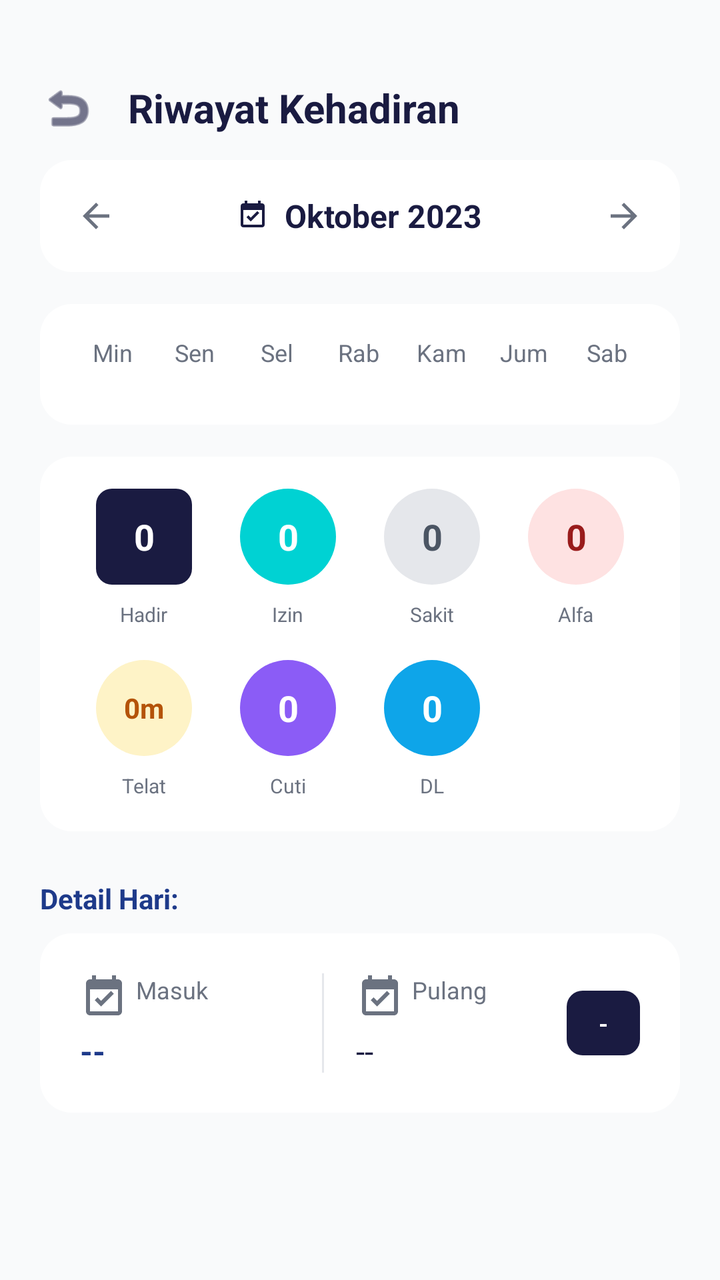
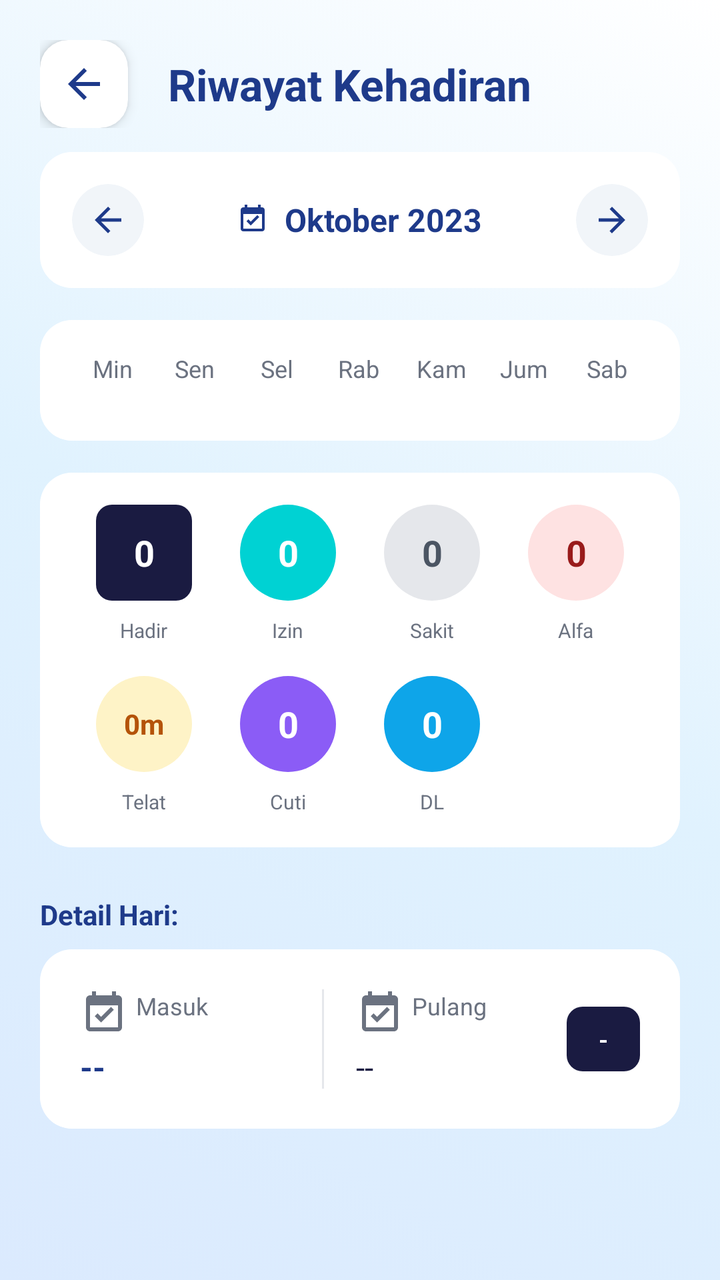

An Android layout rendered at two revisions. The XML below is the earlier revision; the diff shows what the commit changed to produce the second picture.
<!-- AndroidManifest.xml: application theme Theme.AppCompat.Light.NoActionBar -->
<!-- res/layout/activity_rekap.xml -->
<?xml version="1.0" encoding="utf-8"?>
<androidx.constraintlayout.widget.ConstraintLayout xmlns:android="http://schemas.android.com/apk/res/android"
    xmlns:app="http://schemas.android.com/apk/res-auto"
    android:layout_width="match_parent"
    android:layout_height="match_parent"
    android:background="#F9FAFB">

    <LinearLayout
        android:id="@+id/titleLayout"
        android:layout_width="match_parent"
        android:layout_height="wrap_content"
        android:orientation="horizontal"
        android:paddingHorizontal="20dp"
        android:paddingTop="40dp"
        android:paddingBottom="12dp"
        android:gravity="center_vertical"
        app:layout_constraintTop_toTopOf="parent"
        app:layout_constraintStart_toStartOf="parent"
        app:layout_constraintEnd_toEndOf="parent">

        <ImageView
            android:id="@+id/btnBackRekap"
            android:layout_width="28dp"
            android:layout_height="28dp"
            android:src="@android:drawable/ic_menu_revert"
            app:tint="#1A1B41"
            android:background="?attr/selectableItemBackgroundBorderless"/>

        <TextView
            android:layout_width="wrap_content"
            android:layout_height="wrap_content"
            android:text="Riwayat Kehadiran"
            android:textColor="#1A1B41"
            android:textSize="20sp"
            android:textStyle="bold"
            android:layout_marginStart="16dp" />
    </LinearLayout>

    <androidx.core.widget.NestedScrollView
        android:layout_width="match_parent"
        android:layout_height="0dp"
        android:clipToPadding="false"
        android:paddingBottom="24dp"
        app:layout_constraintTop_toBottomOf="@id/titleLayout"
        app:layout_constraintBottom_toBottomOf="parent">

        <LinearLayout
            android:layout_width="match_parent"
            android:layout_height="wrap_content"
            android:orientation="vertical"
            android:paddingHorizontal="20dp">

            
            <androidx.cardview.widget.CardView
                android:layout_width="match_parent"
                android:layout_height="wrap_content"
                android:layout_marginBottom="16dp"
                app:cardCornerRadius="16dp"
                app:cardElevation="0dp">

                <LinearLayout
                    android:layout_width="match_parent"
                    android:layout_height="wrap_content"
                    android:orientation="horizontal"
                    android:padding="16dp"
                    android:background="#FFFFFF"
                    android:gravity="center">

                    <ImageView
                        android:id="@+id/btnPrevMonth"
                        android:layout_width="24dp"
                        android:layout_height="24dp"
                        android:src="@drawable/ic_baseline_arrow_back_24"
                        android:background="?attr/selectableItemBackgroundBorderless"
                        android:padding="2dp"
                        app:tint="#6B7280" />

                    <LinearLayout
                        android:layout_width="0dp"
                        android:layout_weight="1"
                        android:layout_height="wrap_content"
                        android:gravity="center"
                        android:orientation="horizontal">
                        <ImageView
                            android:layout_width="16dp"
                            android:layout_height="16dp"
                            android:src="@drawable/ic_modern_presensi"
                            app:tint="#1A1B41"
                            android:layout_marginEnd="8dp"/>
                        <TextView
                            android:id="@+id/tvMonthYear"
                            android:layout_width="wrap_content"
                            android:layout_height="wrap_content"
                            android:text="Oktober 2023"
                            android:textColor="#1A1B41"
                            android:textStyle="bold"
                            android:textSize="16sp"/>
                    </LinearLayout>

                    <ImageView
                        android:id="@+id/btnNextMonth"
                        android:layout_width="24dp"
                        android:layout_height="24dp"
                        android:src="@drawable/ic_baseline_arrow_back_24"
                        android:rotation="180"
                        android:background="?attr/selectableItemBackgroundBorderless"
                        android:padding="2dp"
                        app:tint="#6B7280" />
                </LinearLayout>
            </androidx.cardview.widget.CardView>

            
            <androidx.cardview.widget.CardView
                android:layout_width="match_parent"
                android:layout_height="wrap_content"
                android:layout_marginBottom="16dp"
                app:cardCornerRadius="16dp"
                app:cardElevation="0dp">

                <LinearLayout
                    android:layout_width="match_parent"
                    android:layout_height="wrap_content"
                    android:orientation="vertical"
                    android:padding="16dp"
                    android:background="#FFFFFF">

                    
                    <LinearLayout
                        android:layout_width="match_parent"
                        android:layout_height="wrap_content"
                        android:orientation="horizontal"
                        android:weightSum="7"
                        android:layout_marginBottom="12dp">
                        <TextView android:layout_width="0dp" android:layout_weight="1" android:layout_height="wrap_content" android:text="Min" android:gravity="center" android:textSize="12sp" android:textColor="#6B7280"/>
                        <TextView android:layout_width="0dp" android:layout_weight="1" android:layout_height="wrap_content" android:text="Sen" android:gravity="center" android:textSize="12sp" android:textColor="#6B7280"/>
                        <TextView android:layout_width="0dp" android:layout_weight="1" android:layout_height="wrap_content" android:text="Sel" android:gravity="center" android:textSize="12sp" android:textColor="#6B7280"/>
                        <TextView android:layout_width="0dp" android:layout_weight="1" android:layout_height="wrap_content" android:text="Rab" android:gravity="center" android:textSize="12sp" android:textColor="#6B7280"/>
                        <TextView android:layout_width="0dp" android:layout_weight="1" android:layout_height="wrap_content" android:text="Kam" android:gravity="center" android:textSize="12sp" android:textColor="#6B7280"/>
                        <TextView android:layout_width="0dp" android:layout_weight="1" android:layout_height="wrap_content" android:text="Jum" android:gravity="center" android:textSize="12sp" android:textColor="#6B7280"/>
                        <TextView android:layout_width="0dp" android:layout_weight="1" android:layout_height="wrap_content" android:text="Sab" android:gravity="center" android:textSize="12sp" android:textColor="#6B7280"/>
                    </LinearLayout>

                    
                    <androidx.recyclerview.widget.RecyclerView
                        android:id="@+id/rvCalendar"
                        android:layout_width="match_parent"
                        android:layout_height="wrap_content"
                        android:nestedScrollingEnabled="false"
                        app:layoutManager="androidx.recyclerview.widget.GridLayoutManager"
                        app:spanCount="7" />
                </LinearLayout>
            </androidx.cardview.widget.CardView>

            
            <androidx.cardview.widget.CardView
                android:layout_width="match_parent"
                android:layout_height="wrap_content"
                android:layout_marginBottom="24dp"
                app:cardCornerRadius="16dp"
                app:cardElevation="0dp">

                <LinearLayout
                    android:layout_width="match_parent"
                    android:layout_height="wrap_content"
                    android:orientation="vertical"
                    android:padding="16dp"
                    android:background="#FFFFFF">

                    
                    <LinearLayout
                        android:layout_width="match_parent"
                        android:layout_height="wrap_content"
                        android:orientation="horizontal"
                        android:weightSum="4">

                        
                        <LinearLayout
                            android:layout_width="0dp"
                            android:layout_weight="1"
                            android:layout_height="wrap_content"
                            android:gravity="center"
                            android:orientation="vertical">
                            <TextView
                                android:id="@+id/tvTotalHadir"
                                android:layout_width="48dp"
                                android:layout_height="48dp"
                                android:text="0"
                                android:textColor="#FFFFFF"
                                android:textStyle="bold"
                                android:textSize="18sp"
                                android:gravity="center"
                                android:background="@drawable/bg_calendar_day_selected"/>
                            <TextView
                                android:layout_width="wrap_content"
                                android:layout_height="wrap_content"
                                android:text="Hadir"
                                android:textSize="10sp"
                                android:textColor="#6B7280"
                                android:layout_marginTop="8dp"/>
                        </LinearLayout>

                        
                        <LinearLayout
                            android:layout_width="0dp"
                            android:layout_weight="1"
                            android:layout_height="wrap_content"
                            android:gravity="center"
                            android:orientation="vertical">
                            <TextView
                                android:id="@+id/tvTotalIzin"
                                android:layout_width="48dp"
                                android:layout_height="48dp"
                                android:text="0"
                                android:textColor="#FFFFFF"
                                android:textStyle="bold"
                                android:textSize="18sp"
                                android:gravity="center"
                                android:background="@drawable/bg_icon_circle"
                                android:backgroundTint="#00D2D3"/>
                            <TextView
                                android:layout_width="wrap_content"
                                android:layout_height="wrap_content"
                                android:text="Izin"
                                android:textSize="10sp"
                                android:textColor="#6B7280"
                                android:layout_marginTop="8dp"/>
                        </LinearLayout>

                        
                        <LinearLayout
                            android:layout_width="0dp"
                            android:layout_weight="1"
                            android:layout_height="wrap_content"
                            android:gravity="center"
                            android:orientation="vertical">
                            <TextView
                                android:id="@+id/tvTotalSakit"
                                android:layout_width="48dp"
                                android:layout_height="48dp"
                                android:text="0"
                                android:textColor="#4B5563"
                                android:textStyle="bold"
                                android:textSize="18sp"
                                android:gravity="center"
                                android:background="@drawable/bg_icon_circle"
                                android:backgroundTint="#E5E7EB"/>
                            <TextView
                                android:layout_width="wrap_content"
                                android:layout_height="wrap_content"
                                android:text="Sakit"
                                android:textSize="10sp"
                                android:textColor="#6B7280"
                                android:layout_marginTop="8dp"/>
                        </LinearLayout>

                        
                        <LinearLayout
                            android:layout_width="0dp"
                            android:layout_weight="1"
                            android:layout_height="wrap_content"
                            android:gravity="center"
                            android:orientation="vertical">
                            <TextView
                                android:id="@+id/tvTotalAlpha"
                                android:layout_width="48dp"
                                android:layout_height="48dp"
                                android:text="0"
                                android:textColor="#991B1B"
                                android:textStyle="bold"
                                android:textSize="18sp"
                                android:gravity="center"
                                android:background="@drawable/bg_icon_circle"
                                android:backgroundTint="#FEE2E2"/>
                            <TextView
                                android:layout_width="wrap_content"
                                android:layout_height="wrap_content"
                                android:text="Alfa"
                                android:textSize="10sp"
                                android:textColor="#6B7280"
                                android:layout_marginTop="8dp"/>
                        </LinearLayout>
                    </LinearLayout>

                    
                    <LinearLayout
                        android:layout_width="match_parent"
                        android:layout_height="wrap_content"
                        android:orientation="horizontal"
                        android:layout_marginTop="16dp"
                        android:weightSum="4">

                        
                        <LinearLayout
                            android:layout_width="0dp"
                            android:layout_weight="1"
                            android:layout_height="wrap_content"
                            android:gravity="center"
                            android:orientation="vertical">
                            <TextView
                                android:id="@+id/tvTotalTerlambat"
                                android:layout_width="48dp"
                                android:layout_height="48dp"
                                android:text="0m"
                                android:textColor="#B45309"
                                android:textStyle="bold"
                                android:textSize="14sp"
                                android:gravity="center"
                                android:background="@drawable/bg_icon_circle"
                                android:backgroundTint="#FEF3C7"/>
                            <TextView
                                android:layout_width="wrap_content"
                                android:layout_height="wrap_content"
                                android:text="Telat"
                                android:textSize="10sp"
                                android:textColor="#6B7280"
                                android:layout_marginTop="8dp"/>
                        </LinearLayout>
                        
                        
                        <LinearLayout
                            android:layout_width="0dp"
                            android:layout_weight="1"
                            android:layout_height="wrap_content"
                            android:gravity="center"
                            android:orientation="vertical">
                            <TextView
                                android:id="@+id/tvTotalCuti"
                                android:layout_width="48dp"
                                android:layout_height="48dp"
                                android:text="0"
                                android:textColor="#FFFFFF"
                                android:textStyle="bold"
                                android:textSize="18sp"
                                android:gravity="center"
                                android:background="@drawable/bg_icon_circle"
                                android:backgroundTint="#8B5CF6"/>
                            <TextView
                                android:layout_width="wrap_content"
                                android:layout_height="wrap_content"
                                android:text="Cuti"
                                android:textSize="10sp"
                                android:textColor="#6B7280"
                                android:layout_marginTop="8dp"/>
                        </LinearLayout>

                        
                        <LinearLayout
                            android:layout_width="0dp"
                            android:layout_weight="1"
                            android:layout_height="wrap_content"
                            android:gravity="center"
                            android:orientation="vertical">
                            <TextView
                                android:id="@+id/tvTotalDinasLuar"
                                android:layout_width="48dp"
                                android:layout_height="48dp"
                                android:text="0"
                                android:textColor="#FFFFFF"
                                android:textStyle="bold"
                                android:textSize="18sp"
                                android:gravity="center"
                                android:background="@drawable/bg_icon_circle"
                                android:backgroundTint="#0EA5E9"/>
                            <TextView
                                android:layout_width="wrap_content"
                                android:layout_height="wrap_content"
                                android:text="DL"
                                android:textSize="10sp"
                                android:textColor="#6B7280"
                                android:layout_marginTop="8dp"/>
                        </LinearLayout>

                        
                        <View
                            android:layout_width="0dp"
                            android:layout_weight="1"
                            android:layout_height="1dp"/>
                    </LinearLayout>
                </LinearLayout>
            </androidx.cardview.widget.CardView>

            
            <TextView
                android:id="@+id/tvDetailTitle"
                android:layout_width="wrap_content"
                android:layout_height="wrap_content"
                android:text="Detail Hari:"
                android:textColor="#1E3A8A"
                android:textSize="14sp"
                android:textStyle="bold"
                android:layout_marginBottom="8dp"/>

            
            <androidx.cardview.widget.CardView
                android:layout_width="match_parent"
                android:layout_height="wrap_content"
                app:cardCornerRadius="16dp"
                app:cardElevation="0dp">

                <LinearLayout
                    android:layout_width="match_parent"
                    android:layout_height="wrap_content"
                    android:orientation="horizontal"
                    android:background="#FFFFFF"
                    android:padding="20dp"
                    android:gravity="center_vertical">

                    <LinearLayout
                        android:layout_width="0dp"
                        android:layout_weight="1"
                        android:layout_height="wrap_content"
                        android:orientation="vertical">
                        <TextView
                            android:layout_width="wrap_content"
                            android:layout_height="wrap_content"
                            android:text="Masuk"
                            android:textColor="#6B7280"
                            android:textSize="12sp"
                            app:drawableStartCompat="@drawable/ic_modern_presensi"
                            app:drawableTint="#6B7280"
                            android:drawablePadding="4dp"/>
                        <TextView
                            android:id="@+id/tvDetailMasuk"
                            android:layout_width="wrap_content"
                            android:layout_height="wrap_content"
                            android:text="--"
                            android:textColor="#1E3A8A"
                            android:textSize="16sp"
                            android:textStyle="bold"
                            android:layout_marginTop="4dp"/>
                    </LinearLayout>

                    <View
                        android:layout_width="1dp"
                        android:layout_height="match_parent"
                        android:background="#E5E7EB"
                        android:layout_marginHorizontal="16dp"/>

                    <LinearLayout
                        android:layout_width="0dp"
                        android:layout_weight="1"
                        android:layout_height="wrap_content"
                        android:orientation="vertical">
                        <TextView
                            android:layout_width="wrap_content"
                            android:layout_height="wrap_content"
                            android:text="Pulang"
                            android:textColor="#6B7280"
                            android:textSize="12sp"
                            app:drawableStartCompat="@drawable/ic_modern_presensi"
                            app:drawableTint="#6B7280"
                            android:drawablePadding="4dp"/>
                        <TextView
                            android:id="@+id/tvDetailPulang"
                            android:layout_width="wrap_content"
                            android:layout_height="wrap_content"
                            android:text="--"
                            android:textColor="#1A1B41"
                            android:textSize="16sp"
                            android:layout_marginTop="4dp"/>
                    </LinearLayout>

                    <TextView
                        android:id="@+id/tvDetailStatusBadge"
                        android:layout_width="wrap_content"
                        android:layout_height="wrap_content"
                        android:text="-"
                        android:textColor="#FFFFFF"
                        android:textSize="12sp"
                        android:textStyle="bold"
                        android:paddingHorizontal="16dp"
                        android:paddingVertical="8dp"
                        android:background="@drawable/bg_calendar_day_selected"/>
                </LinearLayout>
            </androidx.cardview.widget.CardView>
        </LinearLayout>
    </androidx.core.widget.NestedScrollView>


    
</androidx.constraintlayout.widget.ConstraintLayout>
<!-- resources referenced by this layout -->
<resources>
  <!-- drawable bg_calendar_day_selected (drawable) -->
  <?xml version="1.0" encoding="utf-8"?>
  <shape xmlns:android="http://schemas.android.com/apk/res/android" android:shape="rectangle">
      <solid android:color="#1A1B41" />
      <corners android:radius="8dp" />
  </shape>
  <!-- drawable bg_icon_circle (drawable) -->
  ﻿<?xml version="1.0" encoding="utf-8"?>
  <shape xmlns:android="http://schemas.android.com/apk/res/android"
      android:shape="oval">
      <solid android:color="#FFFFFF" />
  </shape>
  <!-- drawable ic_baseline_arrow_back_24 (drawable) -->
  <vector xmlns:android="http://schemas.android.com/apk/res/android"
      android:width="24dp"
      android:height="24dp"
      android:viewportWidth="24"
      android:viewportHeight="24">
    <path
        android:fillColor="#FF000000"
        android:pathData="M20,11H7.83l5.59,-5.59L12,4l-8,8 8,8 1.41,-1.41L7.83,13H20v-2z"/>
  </vector>
  <!-- drawable ic_modern_presensi (drawable) -->
  <vector xmlns:android="http://schemas.android.com/apk/res/android"
      android:width="24dp"
      android:height="24dp"
      android:viewportWidth="24"
      android:viewportHeight="24">
    <path
        android:fillColor="@android:color/white"
        android:pathData="M19,3h-1V1h-2v2H8V1H6v2H5c-1.11,0 -1.99,0.9 -1.99,2L3,19c0,1.1 0.89,2 2,2h14c1.1,0 2,-0.9 2,-2V5c0,-1.1 -0.9,-2 -2,-2zm0,16H5V8h14v11zm-8.44,-2.42l-3.18,-3.18 1.41,-1.41 1.77,1.76 4.95,-4.94 1.41,1.4 -6.36,6.37z"/>
  </vector>
</resources>

<!-- the commit's change to res/layout/activity_rekap.xml (unified diff, before → after) -->
@@ -1,9 +1,10 @@
 <?xml version="1.0" encoding="utf-8"?>
 <androidx.constraintlayout.widget.ConstraintLayout xmlns:android="http://schemas.android.com/apk/res/android"
     xmlns:app="http://schemas.android.com/apk/res-auto"
+    android:id="@+id/rootRekap"
     android:layout_width="match_parent"
     android:layout_height="match_parent"
-    android:background="#F9FAFB">
+    android:background="@drawable/bg_animated_gradient">
 
     <LinearLayout
         android:id="@+id/titleLayout"
@@ -11,29 +12,39 @@
         android:layout_height="wrap_content"
         android:orientation="horizontal"
         android:paddingHorizontal="20dp"
-        android:paddingTop="40dp"
+        android:paddingTop="20dp"
         android:paddingBottom="12dp"
         android:gravity="center_vertical"
         app:layout_constraintTop_toTopOf="parent"
         app:layout_constraintStart_toStartOf="parent"
         app:layout_constraintEnd_toEndOf="parent">
 
-        <ImageView
-            android:id="@+id/btnBackRekap"
-            android:layout_width="28dp"
-            android:layout_height="28dp"
-            android:src="@android:drawable/ic_menu_revert"
-            app:tint="#1A1B41"
-            android:background="?attr/selectableItemBackgroundBorderless"/>
+        <androidx.cardview.widget.CardView
+            android:layout_width="44dp"
+            android:layout_height="44dp"
+            app:cardCornerRadius="14dp"
+            app:cardElevation="4dp"
+            app:cardBackgroundColor="#FFFFFF">
+            <ImageView
+                android:id="@+id/btnBackRekap"
+                android:layout_width="match_parent"
+                android:layout_height="match_parent"
+                android:src="@drawable/ic_baseline_arrow_back_24"
+                android:padding="10dp"
+                app:tint="#1E3A8A"
+                android:clickable="true"
+                android:focusable="true"
+                android:background="?attr/selectableItemBackgroundBorderless"/>
+        </androidx.cardview.widget.CardView>
 
         <TextView
             android:layout_width="wrap_content"
             android:layout_height="wrap_content"
             android:text="Riwayat Kehadiran"
-            android:textColor="#1A1B41"
-            android:textSize="20sp"
+            android:textColor="#1E3A8A"
+            android:textSize="22sp"
             android:textStyle="bold"
-            android:layout_marginStart="16dp" />
+            android:layout_marginStart="20dp" />
     </LinearLayout>
 
     <androidx.core.widget.NestedScrollView
@@ -66,14 +77,21 @@
                     android:background="#FFFFFF"
                     android:gravity="center">
 
-                    <ImageView
-                        android:id="@+id/btnPrevMonth"
-                        android:layout_width="24dp"
-                        android:layout_height="24dp"
-                        android:src="@drawable/ic_baseline_arrow_back_24"
-                        android:background="?attr/selectableItemBackgroundBorderless"
-                        android:padding="2dp"
-                        app:tint="#6B7280" />
+                    <androidx.cardview.widget.CardView
+                        android:layout_width="36dp"
+                        android:layout_height="36dp"
+                        app:cardCornerRadius="18dp"
+                        app:cardElevation="0dp"
+                        app:cardBackgroundColor="#F1F5F9">
+                        <ImageView
+                            android:id="@+id/btnPrevMonth"
+                            android:layout_width="match_parent"
+                            android:layout_height="match_parent"
+                            android:src="@drawable/ic_baseline_arrow_back_24"
+                            android:background="?attr/selectableItemBackgroundBorderless"
+                            android:padding="8dp"
+                            app:tint="#1E3A8A" />
+                    </androidx.cardview.widget.CardView>
 
                     <LinearLayout
                         android:layout_width="0dp"
@@ -85,27 +103,34 @@
                             android:layout_width="16dp"
                             android:layout_height="16dp"
                             android:src="@drawable/ic_modern_presensi"
-                            app:tint="#1A1B41"
+                            app:tint="#1E3A8A"
                             android:layout_marginEnd="8dp"/>
                         <TextView
                             android:id="@+id/tvMonthYear"
                             android:layout_width="wrap_content"
                             android:layout_height="wrap_content"
                             android:text="Oktober 2023"
-                            android:textColor="#1A1B41"
+                            android:textColor="#1E3A8A"
                             android:textStyle="bold"
                             android:textSize="16sp"/>
                     </LinearLayout>
 
-                    <ImageView
-                        android:id="@+id/btnNextMonth"
-                        android:layout_width="24dp"
-                        android:layout_height="24dp"
-                        android:src="@drawable/ic_baseline_arrow_back_24"
-                        android:rotation="180"
-                        android:background="?attr/selectableItemBackgroundBorderless"
-                        android:padding="2dp"
-                        app:tint="#6B7280" />
+                    <androidx.cardview.widget.CardView
+                        android:layout_width="36dp"
+                        android:layout_height="36dp"
+                        app:cardCornerRadius="18dp"
+                        app:cardElevation="0dp"
+                        app:cardBackgroundColor="#F1F5F9">
+                        <ImageView
+                            android:id="@+id/btnNextMonth"
+                            android:layout_width="match_parent"
+                            android:layout_height="match_parent"
+                            android:src="@drawable/ic_baseline_arrow_back_24"
+                            android:rotation="180"
+                            android:background="?attr/selectableItemBackgroundBorderless"
+                            android:padding="8dp"
+                            app:tint="#1E3A8A" />
+                    </androidx.cardview.widget.CardView>
                 </LinearLayout>
             </androidx.cardview.widget.CardView>
 
<!-- resource entries referenced after the edit -->
@@ -1,5 +1,50 @@
 <!-- resources referenced by this layout -->
 <resources>
+  <!-- drawable bg_animated_gradient (drawable) -->
+  <?xml version="1.0" encoding="utf-8"?>
+  <animation-list xmlns:android="http://schemas.android.com/apk/res/android"
+      android:oneshot="false">
+      <item android:duration="2000">
+          <shape android:shape="rectangle">
+              <gradient
+                  android:angle="45"
+                  android:centerColor="#E0F2FE"
+                  android:endColor="#FFFFFF"
+                  android:startColor="#DBEAFE"
+                  android:type="linear" />
+          </shape>
+      </item>
+      <item android:duration="2000">
+          <shape android:shape="rectangle">
+              <gradient
+                  android:angle="135"
+                  android:centerColor="#FFFFFF"
+                  android:endColor="#E0F2FE"
+                  android:startColor="#F0F9FF"
+                  android:type="linear" />
+          </shape>
+      </item>
+      <item android:duration="2000">
+          <shape android:shape="rectangle">
+              <gradient
+                  android:angle="225"
+                  android:centerColor="#F0F9FF"
+                  android:endColor="#DBEAFE"
+                  android:startColor="#FFFFFF"
+                  android:type="linear" />
+          </shape>
+      </item>
+      <item android:duration="2000">
+          <shape android:shape="rectangle">
+              <gradient
+                  android:angle="315"
+                  android:centerColor="#DBEAFE"
+                  android:endColor="#FFFFFF"
+                  android:startColor="#E0F2FE"
+                  android:type="linear" />
+          </shape>
+      </item>
+  </animation-list>
   <!-- drawable bg_calendar_day_selected (drawable) -->
   <?xml version="1.0" encoding="utf-8"?>
   <shape xmlns:android="http://schemas.android.com/apk/res/android" android:shape="rectangle">
